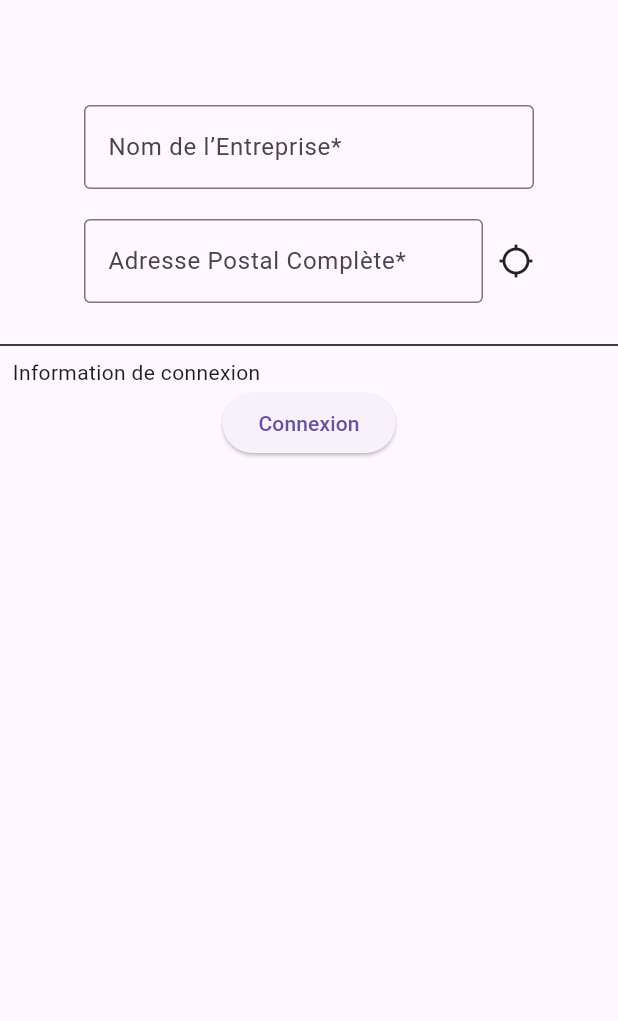
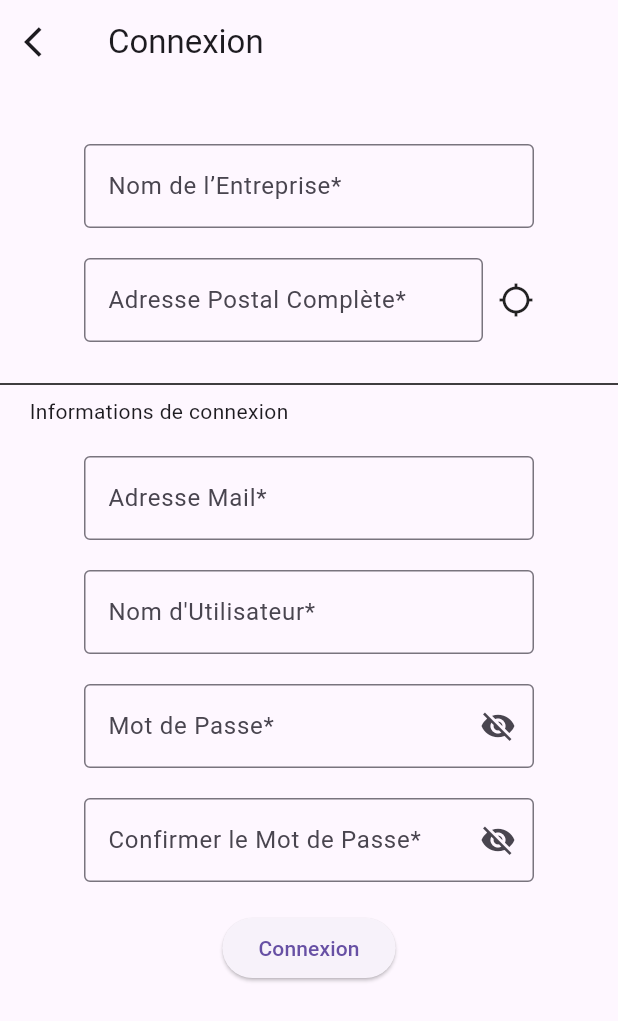
Before and after one commit to algosup/2023-2024-project-5-flutter-team-7, a Flutter app: the SignInRecruiterScreen screen opened by its route, on a phone screen of 412 x 824 dp. Shown: the top 1021 px of the screen. Run offline on Flutter 3.47's test engine with Material 3 defaults, Android fonts, the phone set to English and light mode, and no system bars; our stand-ins replace flutter_riverpod, geolocator, go_router.

Commit message:
added fields
mail address
username
password
confirmation password

```diff
--- a/src/adopteuncandidat/lib/sign_in_recruiter.dart
+++ b/src/adopteuncandidat/lib/sign_in_recruiter.dart
@@ -1,3 +1,4 @@
+import 'package:adopteuncandidat/providers/provider_personal_information.dart';
 import 'package:flutter/material.dart';
 import 'package:geolocator/geolocator.dart';
 import 'package:flutter_riverpod/flutter_riverpod.dart';
@@ -12,10 +13,17 @@ class SignInRecruiterScreen extends ConsumerStatefulWidget {
 }
 
 class _SignInCompanyScreenState extends ConsumerState<SignInRecruiterScreen> {
-  void _softSkillsRecruiter() {
-    context.go('/recruiterProfile');
-    print('Recruiter Profile Button Pressed');
-  }
+  bool _isPasswordVisible = false;
+  bool _isPasswordConfirmationVisible = false;
+
+  final TextEditingController _companyNameController = TextEditingController();
+  final TextEditingController _postalAddressController =
+      TextEditingController();
+  final TextEditingController _emailAddressController = TextEditingController();
+  final TextEditingController _usernameController = TextEditingController();
+  final TextEditingController _passwordController = TextEditingController();
+  final TextEditingController _passwordConfirmationController =
+      TextEditingController();
 
   void _getLocation() async {
     Position position = await Geolocator.getCurrentPosition(
@@ -23,9 +31,78 @@ class _SignInCompanyScreenState extends ConsumerState<SignInRecruiterScreen> {
     print('Latitude: ${position.latitude}, Longitude: ${position.longitude}');
   }
 
+  bool _areAllFieldsFilled() {
+    return _companyNameController.text.isNotEmpty &&
+        _emailAddressController.text.isNotEmpty &&
+        _postalAddressController.text.isNotEmpty &&
+        _usernameController.text.isNotEmpty &&
+        _passwordController.text.isNotEmpty &&
+        _passwordConfirmationController.text.isNotEmpty;
+  }
+
+  @override
+  void initState() {
+    super.initState();
+    final personalInfo = ref.read(personalInformationProvider);
+
+    _companyNameController.text = personalInfo.companyName;
+    _emailAddressController.text = personalInfo.emailAdress;
+    _postalAddressController.text = personalInfo.address;
+    _usernameController.text = personalInfo.username;
+    _passwordController.text = "";
+    _passwordConfirmationController.text = "";
+  }
+
+  @override
+  void dispose() {
+    _companyNameController.dispose();
+    _postalAddressController.dispose();
+    _emailAddressController.dispose();
+    _usernameController.dispose();
+    _passwordController.dispose();
+    _passwordConfirmationController.dispose();
+    super.dispose();
+  }
+
+  void _savePersonalInfo() {
+    if (!_areAllFieldsFilled()) {
+      ScaffoldMessenger.of(context).showSnackBar(
+        const SnackBar(
+          content: Text(
+            'All fields are required.',
+            style: TextStyle(color: Colors.red),
+          ),
+        ),
+      );
+      return;
+    }
+
+    if (_passwordController.text != _passwordConfirmationController.text) {
+      ScaffoldMessenger.of(context).showSnackBar(
+        const SnackBar(
+          content: Text(
+            'Passwords must be the same.',
+            style: TextStyle(color: Colors.red),
+          ),
+        ),
+      );
+      return;
+    }
+    context.go('/recruiterProfile');
+  }
+
   @override
   Widget build(BuildContext context) {
     return Scaffold(
+      appBar: AppBar(
+        title: const Text('Connexion'),
+        leading: IconButton(
+          icon: const Icon(Icons.arrow_back_ios),
+          onPressed: () {
+            context.go('/signIn');
+          },
+        ),
+      ),
       body: Stack(
         children: [
           Column(
@@ -35,11 +112,12 @@ class _SignInCompanyScreenState extends ConsumerState<SignInRecruiterScreen> {
                   mainAxisSize: MainAxisSize.min,
                   mainAxisAlignment: MainAxisAlignment.center,
                   children: [
-                    const SizedBox(height: 70),
-                    const SizedBox(
+                    const SizedBox(height: 40),
+                    SizedBox(
                       width: 300,
                       child: TextField(
-                        decoration: InputDecoration(
+                        controller: _companyNameController,
+                        decoration: const InputDecoration(
                           border: OutlineInputBorder(),
                           labelText: 'Nom de l’Entreprise*',
                         ),
@@ -50,9 +128,10 @@ class _SignInCompanyScreenState extends ConsumerState<SignInRecruiterScreen> {
                       width: 300,
                       child: Row(
                         children: [
-                          const Expanded(
+                          Expanded(
                             child: TextField(
-                              decoration: InputDecoration(
+                              controller: _postalAddressController,
+                              decoration: const InputDecoration(
                                 border: OutlineInputBorder(),
                                 labelText: 'Adresse Postal Complète*',
                               ),
@@ -72,11 +151,87 @@ class _SignInCompanyScreenState extends ConsumerState<SignInRecruiterScreen> {
                       thickness: 1,
                     ),
                     const Padding(
-                      padding: EdgeInsets.only(right: 230),
-                      child: Text('Information de connexion'),
+                      padding: EdgeInsets.only(right: 200),
+                      child: Text('Informations de connexion'),
                     ),
+                    const SizedBox(height: 20),
+                    SizedBox(
+                      width: 300,
+                      child: TextField(
+                        controller: _emailAddressController,
+                        decoration: const InputDecoration(
+                          border: OutlineInputBorder(),
+                          labelText: 'Adresse Mail*',
+                        ),
+                      ),
+                    ),
+                    const SizedBox(height: 20),
+                    SizedBox(
+                      width: 300,
+                      child: TextField(
+                        controller: _usernameController,
+                        decoration: const InputDecoration(
+                          border: OutlineInputBorder(),
+                          labelText: 'Nom d\'Utilisateur*',
+                        ),
+                      ),
+                    ),
+                    const SizedBox(height: 20),
+                    SizedBox(
+                      width: 300,
+                      child: TextField(
+                        controller: _passwordController,
+                        obscureText: !_isPasswordVisible,
+                        decoration: InputDecoration(
+                          border: const OutlineInputBorder(),
+                          labelText: 'Mot de Passe*',
+                          suffixIcon: IconButton(
+                            onPressed: () {
+                              setState(
+                                () {
+                                  _isPasswordVisible = !_isPasswordVisible;
+                                },
+                              );
+                            },
+                            icon: Icon(
+                              _isPasswordVisible
+                                  ? Icons.visibility
+                                  : Icons.visibility_off,
+                            ),
+                          ),
+                        ),
+                      ),
+                    ),
+                    const SizedBox(height: 20),
+                    SizedBox(
+                      width: 300,
+                      child: TextField(
+                        controller: _passwordConfirmationController,
+                        obscureText: !_isPasswordConfirmationVisible,
+                        decoration: InputDecoration(
+                          border: const OutlineInputBorder(),
+                          labelText: 'Confirmer le Mot de Passe*',
+                          suffixIcon: IconButton(
+                            onPressed: () {
+                              setState(
+                                () {
+                                  _isPasswordConfirmationVisible =
+                                      !_isPasswordConfirmationVisible;
+                                },
+                              );
+                            },
+                            icon: Icon(
+                              _isPasswordConfirmationVisible
+                                  ? Icons.visibility
+                                  : Icons.visibility_off,
+                            ),
+                          ),
+                        ),
+                      ),
+                    ),
+                    const SizedBox(height: 20),
                     ElevatedButton(
-                      onPressed: _softSkillsRecruiter,
+                      onPressed: _savePersonalInfo,
                       child: const Text('Connexion'),
                     ),
                   ],
```
Also changed, not shown: src/adopteuncandidat/lib/providers/provider_personal_information.dart (+31 -2 lines).
